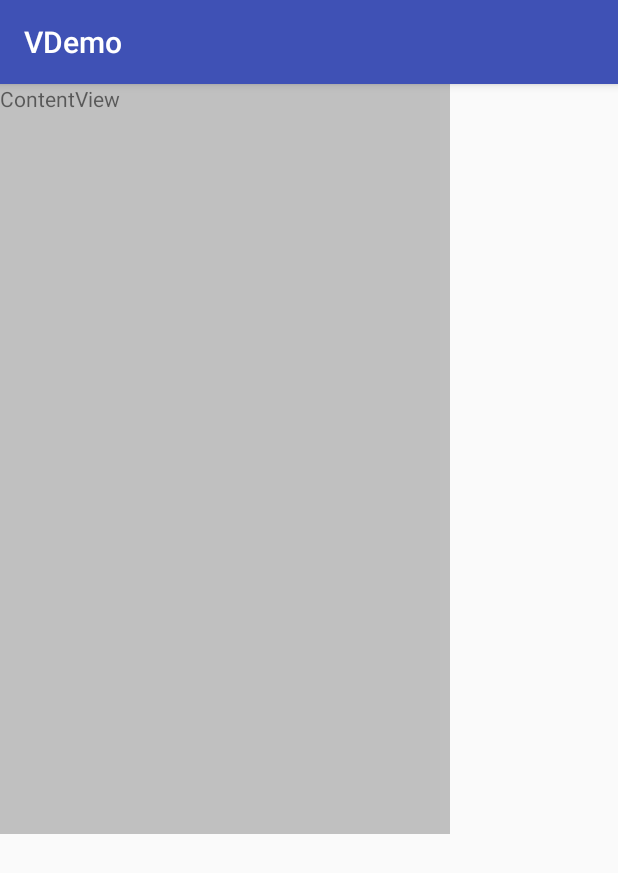
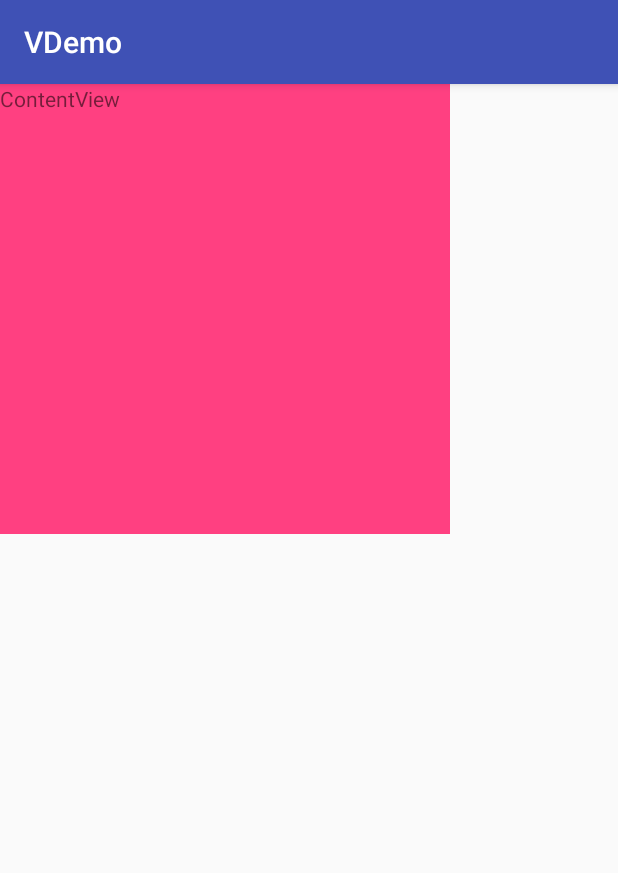
Before and after one commit to Varmin/vDemo, an Android app: the screen it shows after launch (MultipleSatusActivity before the commit, MultipleStatusActivity after it), on a phone screen of 412 x 824 dp. Shown: the top 873 px of the screen. Run offline under Robolectric (Android 15) with nearby library versions, the phone set to English and light mode, and no system bars; our stand-ins replace ButterKnife.

```diff
--- a/app/src/main/AndroidManifest.xml
+++ b/app/src/main/AndroidManifest.xml
@@ -15,7 +15,7 @@
         android:supportsRtl="true"
         android:theme="@style/AppTheme">
         <activity
-            android:name=".others.MultipleSatusActivity"
+            android:name=".others.MultipleStatusActivity"
             android:label="@string/app_name">
             <intent-filter>
                 <action android:name="android.intent.action.MAIN" />
@@ -31,7 +31,7 @@
         <!-- <activity android:name=".test.TestActivity"></activity> -->
         <!-- <activity android:name=".henCoder.MutilPointActivity"></activity> -->
         <!-- <activity android:name=".others.RxJava2TestActivity"></activity> -->
-        <!--<activity android:name=".others.MultipleSatusActivity"></activity>-->
+        <!--<activity android:name=".others.MultipleStatusActivity"></activity>-->
     </application>
 
 </manifest>
--- a/app/src/main/java/com/varmin/vdemo/others/MultipleSatusActivity.java
+++ b/app/src/main/java/com/varmin/vdemo/others/MultipleStatusActivity.java
@@ -1,6 +1,7 @@
 package com.varmin.vdemo.others;
 
 import android.os.Bundle;
+import android.util.Log;
 import android.widget.TextView;
 
 import com.varmin.multiplestatusview.MultipleStatusView;
@@ -9,8 +10,8 @@ import com.varmin.vdemo.base.BaseActivity;
 
 import butterknife.BindView;
 
-public class MultipleSatusActivity extends BaseActivity {
-
+public class MultipleStatusActivity extends BaseActivity {
+    private static final String TAG = "MultipleStatusActivity";
     @BindView(R.id.tv_content)
     TextView tvContent;
     @BindView(R.id.msv_view)
@@ -24,6 +25,9 @@ public class MultipleSatusActivity extends BaseActivity {
     @Override
     protected void initData() {
         super.initData();
+
+        Log.d(TAG, "initData: "+msvView.getChildCount());
+
         //todo 为什么xml里不能直接写提示？为什么build要exclude？
         tvContent.postDelayed(new Runnable() {
             @Override
--- a/app/src/main/res/layout/activity_multiple_satus.xml
+++ b/app/src/main/res/layout/activity_multiple_satus.xml
@@ -4,19 +4,17 @@
     xmlns:tools="http://schemas.android.com/tools"
     android:layout_width="match_parent"
     android:layout_height="match_parent"
-    tools:context=".others.MultipleSatusActivity">
-
+    tools:context=".others.MultipleStatusActivity">
 
     <com.varmin.multiplestatusview.MultipleStatusView
         android:id="@+id/msv_view"
         android:layout_width="300dp"
-    android:layout_height="500dp"
-    android:background="@color/default_color"
-    >
+        android:layout_height="300dp"
+        android:background="@color/colorAccent">
         <TextView
             android:id="@+id/tv_content"
             android:layout_width="match_parent"
             android:layout_height="match_parent"
-        android:text="ContentView"/>
+            android:text="ContentView" />
     </com.varmin.multiplestatusview.MultipleStatusView>
 </RelativeLayout>
```
Lines whose indentation alone changed are shown as unchanged.
